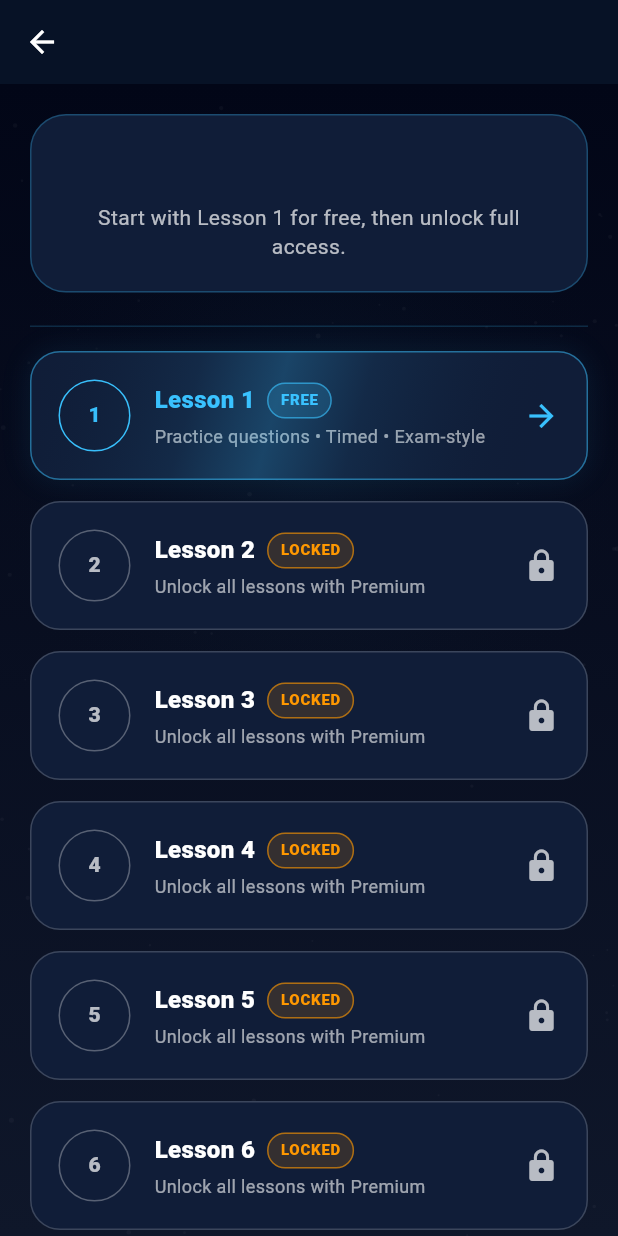
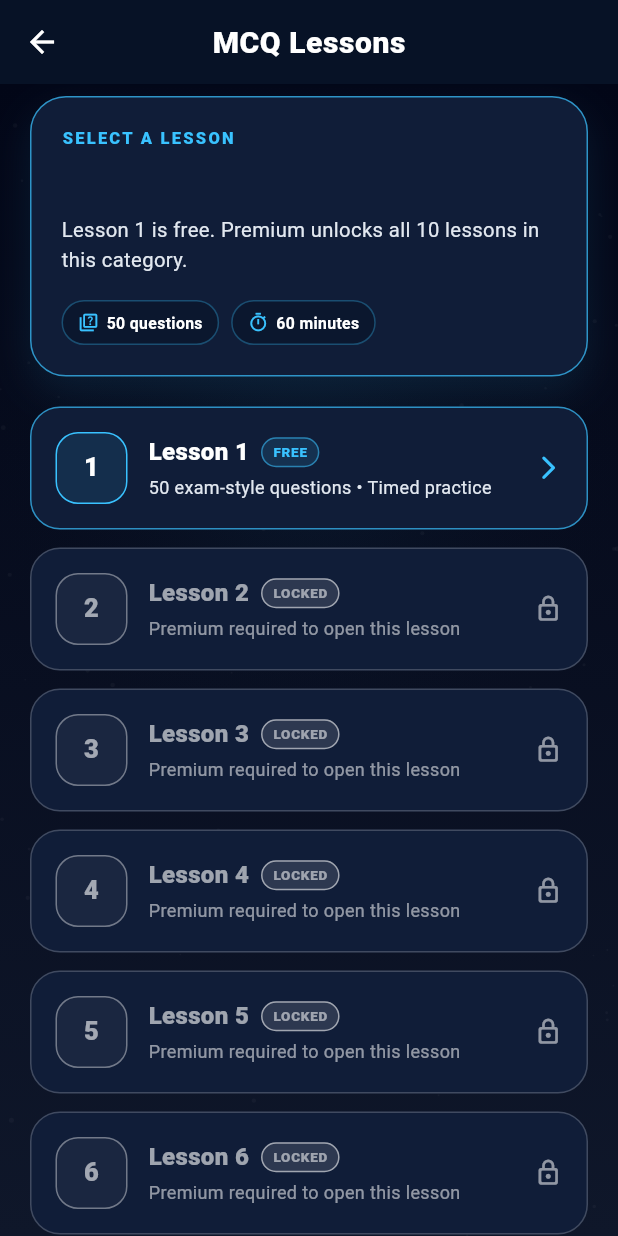
Before and after one commit to BlockProperty/MuscleMind, a Flutter app: the LessonScreen screen opened directly with empty values, on a phone screen of 412 x 824 dp. Run offline on Flutter 3.47's test engine with Material 3 defaults, Android fonts, the phone set to English and light mode, and no system bars; our stand-ins replace cloud_firestore, firebase_core, hive, hive_flutter, in_app_purchase, just_audio and 2 more; missing offline and left inert: in_app_purchase_android; accounts and stored records are empty.

Commit message:
Polish MCQ lesson selection experience

```diff
--- a/lib/screens/lesson_screen.dart
+++ b/lib/screens/lesson_screen.dart
@@ -3,7 +3,6 @@ import 'package:flutter/material.dart';
 import '../core/subscription_guard.dart';
 import '../theme/lux_theme.dart';
 import '../widgets/lux_background.dart';
-import '../widgets/shimmer.dart';
 import 'exam_gate_screen.dart';
 import 'paywall_screen.dart';
 
@@ -22,27 +21,19 @@ class LessonScreen extends StatefulWidget {
 }
 
 class _LessonScreenState extends State<LessonScreen> {
-  static const Color _blue = Color(0xFF39C2FF);
-  static const Color _premium = Colors.orange;
+  static const Color _blue = LuxTheme.accentGlow;
+  static const Color _premium = Color(0xFFFFB547);
 
   @override
   void initState() {
     super.initState();
-
     Future.delayed(const Duration(milliseconds: 500), () {
       if (mounted) setState(() {});
     });
   }
 
-  bool _isLessonUnlocked(int lessonNumber) {
-    if (lessonNumber == 1) return true;
-    if (SubscriptionGuard.isPremium) return true;
-    return false;
-  }
-
-  bool _isFreeLesson(int lessonNumber) {
-    return lessonNumber == 1;
-  }
+  bool _isLessonUnlocked(int lessonNumber) =>
+      lessonNumber == 1 || SubscriptionGuard.isPremium;
 
   @override
   Widget build(BuildContext context) {
@@ -50,47 +41,101 @@ class _LessonScreenState extends State<LessonScreen> {
 
     return Scaffold(
       backgroundColor: LuxTheme.black,
-      appBar: AppBar(
-        title: Text(widget.category),
-        centerTitle: true,
-      ),
+      appBar: AppBar(title: const Text('MCQ Lessons')),
       body: LuxBackground(
         child: SafeArea(
           child: ListView(
+            padding: const EdgeInsets.fromLTRB(20, 8, 20, 28),
+            children: [
+              Container(
                 padding: const EdgeInsets.all(20),
-            children: [
-              if (hasPremium) ...[
-                Container(
-                  padding: const EdgeInsets.all(16),
                 decoration: BoxDecoration(
-                    color: _premium.withOpacity(0.10),
-                    borderRadius: BorderRadius.circular(20),
-                    border: Border.all(
-                      color: _premium.withOpacity(0.45),
-                    ),
+                  color: LuxTheme.panel,
+                  borderRadius: BorderRadius.circular(24),
+                  border: Border.all(color: _blue.withValues(alpha: 0.72)),
                   boxShadow: [
                     BoxShadow(
-                        color: _premium.withOpacity(0.08),
-                        blurRadius: 18,
-                        spreadRadius: 1,
+                      color: _blue.withValues(alpha: 0.10),
+                      blurRadius: 22,
+                      offset: const Offset(0, 10),
                     ),
                   ],
                 ),
-                  child: Row(
+                child: Column(
+                  crossAxisAlignment: CrossAxisAlignment.start,
                   children: [
-                      Icon(
+                    const Text(
+                      'SELECT A LESSON',
+                      style: TextStyle(
+                        color: _blue,
+                        fontSize: 11,
+                        fontWeight: FontWeight.w900,
+                        letterSpacing: 1.5,
+                      ),
+                    ),
+                    const SizedBox(height: 8),
+                    Text(
+                      widget.category,
+                      style: const TextStyle(
+                        color: Colors.white,
+                        fontSize: 22,
+                        height: 1.2,
+                        fontWeight: FontWeight.w900,
+                      ),
+                    ),
+                    const SizedBox(height: 10),
+                    Text(
+                      hasPremium
+                          ? 'Premium is active. All ${widget.lessonCount} lessons are ready to practice.'
+                          : 'Lesson 1 is free. Premium unlocks all ${widget.lessonCount} lessons in this category.',
+                      style: const TextStyle(
+                        color: LuxTheme.textSecondary,
+                        fontSize: 13.5,
+                        height: 1.45,
+                      ),
+                    ),
+                    const SizedBox(height: 16),
+                    Row(
+                      children: [
+                        const _StatChip(
+                          icon: Icons.quiz_outlined,
+                          label: '50 questions',
+                        ),
+                        const SizedBox(width: 8),
+                        const _StatChip(
+                          icon: Icons.timer_outlined,
+                          label: '60 minutes',
+                        ),
+                        const Spacer(),
+                        if (hasPremium)
+                          const Icon(
                             Icons.workspace_premium_rounded,
                             color: _premium,
-                        size: 22,
                           ),
-                      const SizedBox(width: 12),
+                      ],
+                    ),
+                  ],
+                ),
+              ),
+              const SizedBox(height: 20),
+              if (hasPremium) ...[
+                Container(
+                  padding: const EdgeInsets.symmetric(horizontal: 15, vertical: 12),
+                  decoration: BoxDecoration(
+                    color: _premium.withValues(alpha: 0.10),
+                    borderRadius: BorderRadius.circular(16),
+                    border: Border.all(color: _premium.withValues(alpha: 0.40)),
+                  ),
+                  child: const Row(
+                    children: [
+                      Icon(Icons.verified_rounded, color: _premium, size: 20),
+                      SizedBox(width: 10),
                       Expanded(
                         child: Text(
                           'Premium Active • All lessons unlocked',
                           style: TextStyle(
-                            color: _premium,
-                            fontWeight: FontWeight.w900,
-                            letterSpacing: 0.4,
+                            color: Colors.white,
+                            fontWeight: FontWeight.w800,
                           ),
                         ),
                       ),
@@ -99,63 +144,58 @@ class _LessonScreenState extends State<LessonScreen> {
                 ),
                 const SizedBox(height: 16),
               ],
-
-              Container(
-                padding: const EdgeInsets.all(20),
-                decoration: BoxDecoration(
-                  color: LuxTheme.panel,
-                  borderRadius: BorderRadius.circular(24),
-                  border: Border.all(color: _blue.withOpacity(0.28)),
-                ),
-                child: Column(
-                  children: [
-                    Text(
-                      widget.category.toUpperCase(),
-                      textAlign: TextAlign.center,
-                      style: const TextStyle(
-                        color: _blue,
-                        fontSize: 22,
-                        fontWeight: FontWeight.w900,
-                        letterSpacing: 1.5,
-                      ),
-                    ),
-                    const SizedBox(height: 10),
-                    Text(
-                      hasPremium
-                          ? 'Premium active. All lessons in this category are unlocked.'
-                          : 'Start with Lesson 1 for free, then unlock full access.',
-                      textAlign: TextAlign.center,
-                      style: TextStyle(
-                        color: Colors.white.withOpacity(0.7),
-                      ),
-                    ),
-                  ],
-                ),
-              ),
-              const SizedBox(height: 22),
-              Divider(color: _blue.withOpacity(0.18)),
-              const SizedBox(height: 16),
               ...List.generate(widget.lessonCount, (index) {
                 final lessonNumber = index + 1;
                 final isUnlocked = _isLessonUnlocked(lessonNumber);
-                final isFreeLesson = _isFreeLesson(lessonNumber);
-                final isPremiumUnlocked =
-                    isUnlocked && !isFreeLesson && hasPremium;
-
                 return Padding(
-                  padding: const EdgeInsets.only(bottom: 14),
+                  padding: const EdgeInsets.only(bottom: 12),
                   child: _LessonCard(
                     lessonNumber: lessonNumber,
                     category: widget.category,
                     isUnlocked: isUnlocked,
-                    isFreeLesson: isFreeLesson,
-                    isPremiumUnlocked: isPremiumUnlocked,
+                    isFreeLesson: lessonNumber == 1,
+                    isPremiumUnlocked:
+                        isUnlocked && lessonNumber != 1 && hasPremium,
                   ),
                 );
               }),
             ],
           ),
         ),
+      ),
+    );
+  }
+}
+
+class _StatChip extends StatelessWidget {
+  final IconData icon;
+  final String label;
+
+  const _StatChip({required this.icon, required this.label});
+
+  @override
+  Widget build(BuildContext context) {
+    return Container(
+      padding: const EdgeInsets.symmetric(horizontal: 10, vertical: 7),
+      decoration: BoxDecoration(
+        color: LuxTheme.black.withValues(alpha: 0.55),
+        borderRadius: BorderRadius.circular(999),
+        border: Border.all(color: LuxTheme.accentGlow.withValues(alpha: 0.32)),
+      ),
+      child: Row(
+        mainAxisSize: MainAxisSize.min,
+        children: [
+          Icon(icon, color: LuxTheme.accentGlow, size: 14),
+          const SizedBox(width: 5),
+          Text(
+            label,
+            style: const TextStyle(
+              color: Colors.white,
+              fontSize: 10.5,
+              fontWeight: FontWeight.w700,
+            ),
+          ),
+        ],
       ),
     );
   }
@@ -176,13 +216,11 @@ class _LessonCard extends StatelessWidget {
     required this.isPremiumUnlocked,
   });
 
-  static const Color _blue = Color(0xFF39C2FF);
-  static const Color _premium = Colors.orange;
+  static const Color _blue = LuxTheme.accentGlow;
+  static const Color _premium = Color(0xFFFFB547);
 
   @override
   Widget build(BuildContext context) {
-    final showLockedBadge = !isUnlocked && !isFreeLesson;
-
     return Material(
       color: Colors.transparent,
       child: InkWell(
@@ -190,13 +228,10 @@ class _LessonCard extends StatelessWidget {
         onTap: () {
           if (!isUnlocked) {
             Navigator.of(context).push(
-              MaterialPageRoute(
-                builder: (_) => const PaywallScreen(),
-              ),
+              MaterialPageRoute(builder: (_) => const PaywallScreen()),
             );
             return;
           }
-
           Navigator.of(context).push(
             MaterialPageRoute(
               builder: (_) => ExamGateScreen(
@@ -206,28 +241,17 @@ class _LessonCard extends StatelessWidget {
             ),
           );
         },
-        child: Shimmer(
-          enabled: isUnlocked,
         child: AnimatedContainer(
           duration: const Duration(milliseconds: 180),
-            padding: const EdgeInsets.all(18),
+          padding: const EdgeInsets.all(16),
           decoration: BoxDecoration(
             color: LuxTheme.panel,
             borderRadius: BorderRadius.circular(20),
             border: Border.all(
               color: isUnlocked
-                    ? _blue.withOpacity(0.5)
-                    : Colors.white.withOpacity(0.18),
+                  ? _blue.withValues(alpha: 0.70)
+                  : Colors.white.withValues(alpha: 0.20),
             ),
-              boxShadow: isUnlocked
-                  ? [
-                      BoxShadow(
-                        color: _blue.withOpacity(0.08),
-                        blurRadius: 16,
-                        spreadRadius: 1,
-                      ),
-                    ]
-                  : [],
           ),
           child: Row(
             children: [
@@ -235,22 +259,26 @@ class _LessonCard extends StatelessWidget {
                 width: 48,
                 height: 48,
                 decoration: BoxDecoration(
-                    shape: BoxShape.circle,
+                  color: isUnlocked
+                      ? _blue.withValues(alpha: 0.10)
+                      : Colors.white.withValues(alpha: 0.04),
+                  borderRadius: BorderRadius.circular(15),
                   border: Border.all(
-                      color: isUnlocked ? _blue : Colors.white30,
+                    color: isUnlocked ? _blue : Colors.white38,
                   ),
                 ),
                 child: Center(
                   child: Text(
                     '$lessonNumber',
                     style: TextStyle(
-                        color: isUnlocked ? _blue : Colors.white70,
+                      color: isUnlocked ? Colors.white : Colors.white60,
+                      fontSize: 17,
                       fontWeight: FontWeight.w900,
                     ),
                   ),
                 ),
               ),
-                const SizedBox(width: 16),
+              const SizedBox(width: 14),
               Expanded(
                 child: Column(
                   crossAxisAlignment: CrossAxisAlignment.start,
@@ -261,7 +289,7 @@ class _LessonCard extends StatelessWidget {
                           child: Text(
                             'Lesson $lessonNumber',
                             style: TextStyle(
-                                color: isUnlocked ? _blue : Colors.white,
+                              color: isUnlocked ? Colors.white : Colors.white60,
                               fontSize: 16,
                               fontWeight: FontWeight.w900,
                             ),
@@ -272,29 +300,35 @@ class _LessonCard extends StatelessWidget {
                           _badge('FREE', _blue)
                         else if (isPremiumUnlocked)
                           _badge('PREMIUM', _premium)
-                          else if (showLockedBadge)
-                            _badge('LOCKED', Colors.orange),
+                        else if (!isUnlocked)
+                          _badge('LOCKED', Colors.white54),
                       ],
                     ),
-                      const SizedBox(height: 4),
+                    const SizedBox(height: 5),
                     Text(
                       isUnlocked
-                            ? 'Practice questions • Timed • Exam-style'
-                            : 'Unlock all lessons with Premium',
+                          ? '50 exam-style questions • Timed practice'
+                          : 'Premium required to open this lesson',
                       style: TextStyle(
-                          color: Colors.white.withOpacity(0.6),
+                        color: isUnlocked
+                            ? LuxTheme.textSecondary
+                            : Colors.white54,
                         fontSize: 12,
+                        height: 1.35,
                       ),
                     ),
                   ],
                 ),
               ),
+              const SizedBox(width: 8),
               Icon(
-                  isUnlocked ? Icons.arrow_forward : Icons.lock,
-                  color: isUnlocked ? _blue : Colors.white70,
+                isUnlocked
+                    ? Icons.arrow_forward_ios_rounded
+                    : Icons.lock_outline_rounded,
+                color: isUnlocked ? _blue : Colors.white54,
+                size: 19,
               ),
             ],
-            ),
           ),
         ),
       ),
@@ -303,17 +337,17 @@ class _LessonCard extends StatelessWidget {
 
   Widget _badge(String text, Color color) {
     return Container(
-      padding: const EdgeInsets.symmetric(horizontal: 8, vertical: 4),
+      padding: const EdgeInsets.symmetric(horizontal: 7, vertical: 3),
       decoration: BoxDecoration(
-        color: color.withOpacity(0.15),
+        color: color.withValues(alpha: 0.12),
         borderRadius: BorderRadius.circular(999),
-        border: Border.all(color: color.withOpacity(0.6)),
+        border: Border.all(color: color.withValues(alpha: 0.55)),
       ),
       child: Text(
         text,
         style: TextStyle(
           color: color,
-          fontSize: 10,
+          fontSize: 9,
           fontWeight: FontWeight.w900,
           letterSpacing: 0.5,
         ),
```
Lines whose indentation alone changed are shown as unchanged.
